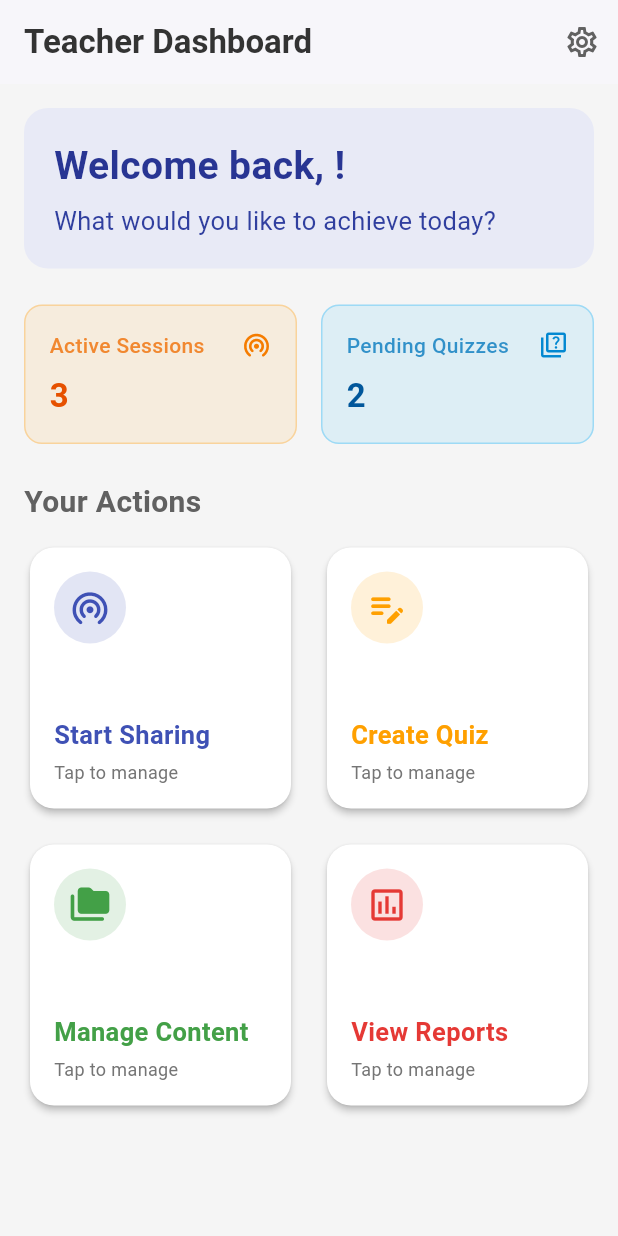
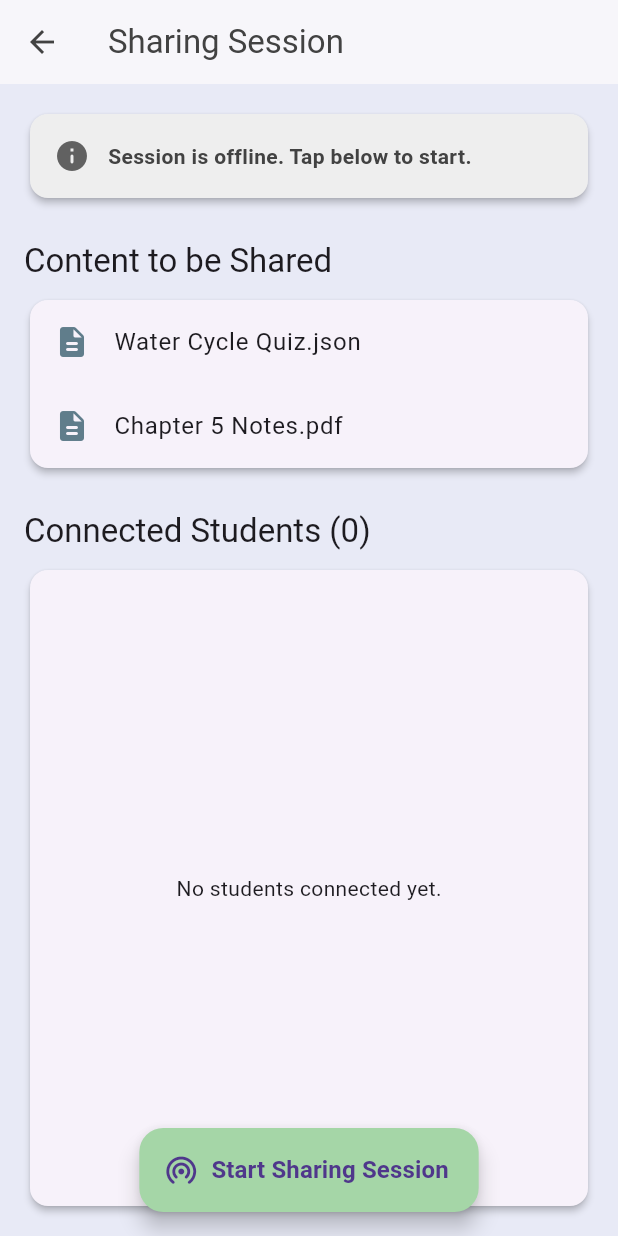
Before and after one commit to harikn2003/peer_to_peer_learning_network, a Flutter app: the TeacherHomePage screen opened directly, after a tap on "Start Sharing", on a phone screen of 412 x 824 dp. Run offline on Flutter 3.47's test engine with Material 3 defaults, Android fonts, the light colour scheme and no system bars; our stand-ins replace file_picker, permission_handler, pinput, shared_preferences; missing offline and left inert: nearby_connections; accounts and stored records are empty.

Commit message:
feat: Integrate Nearby Connections and File Picker
Integrates Nearby Connections for P2P file sharing and File Picker for selecting files.

Key changes:
- Added `nearby_connections`, `file_picker`, and `permission_handler` dependencies.
- Implemented `SharingSessionPage` for teachers to start/stop sharing sessions and view connected students.
- Enhanced `ContentManagementPage`:
    - Added a "Notes" tab alongside "Quizzes".
    - Implemented functionality to upload notes (PDF, MP4, TXT) using File Picker.
    - Updated UI to display both quizzes and notes.
- Added necessary Android permissions for Bluetooth, Wi-Fi, and location.
- Updated plugin registration for Windows and macOS.
- Included Gradle problems report.

```diff
--- a/lib/screens/teacher/home_page.dart
+++ b/lib/screens/teacher/home_page.dart
@@ -2,6 +2,7 @@ import 'package:flutter/material.dart';
 import 'package:shared_preferences/shared_preferences.dart';
 import 'package:peer_to_peer_learning_network/screens/teacher/create_quiz_page.dart';
 import 'package:peer_to_peer_learning_network/screens/teacher/content_management_page.dart';
+import 'package:peer_to_peer_learning_network/screens/teacher/sharing_session_page.dart';
 
 class TeacherHomePage extends StatefulWidget {
   const TeacherHomePage({super.key});
@@ -166,7 +167,12 @@ class _TeacherHomePageState extends State<TeacherHomePage> {
           title: 'Start Sharing',
           icon: Icons.wifi_tethering_rounded,
           color: Colors.indigo,
-          onTap: () {},
+            onTap: () {
+              Navigator.push(
+                context,
+                MaterialPageRoute(builder: (context) => const SharingSessionPage()),
+              );
+            },
         ),
         _buildActionCard(
           title: 'Create Quiz',
--- /dev/null
+++ b/lib/screens/teacher/sharing_session_page.dart
@@ -0,0 +1,236 @@
+import 'package:flutter/material.dart';
+import 'package:nearby_connections/nearby_connections.dart';
+import 'package:permission_handler/permission_handler.dart';
+import 'package:shared_preferences/shared_preferences.dart';
+
+class SharingSessionPage extends StatefulWidget {
+  const SharingSessionPage({super.key});
+
+  @override
+  State<SharingSessionPage> createState() => _SharingSessionPageState();
+}
+
+class _SharingSessionPageState extends State<SharingSessionPage> {
+  bool _isSharing = false;
+  String _teacherName = 'Teacher';
+  final String _serviceId = 'com.project.p2pln'; // Must be the same for student app
+
+  // Placeholder data for selected content
+  final List<String> _selectedContent = [
+    "Water Cycle Quiz.json",
+    "Chapter 5 Notes.pdf",
+  ];
+
+  // Real data for connected students: Map<endpointId, userName>
+  final Map<String, String> _connectedStudents = {};
+
+  @override
+  void initState() {
+    super.initState();
+    _loadTeacherName();
+  }
+
+  Future<void> _loadTeacherName() async {
+    final prefs = await SharedPreferences.getInstance();
+    setState(() {
+      _teacherName = prefs.getString('teacher_userName') ?? 'Teacher';
+    });
+  }
+
+  Future<bool> _requestPermissions() async {
+    if (!await Permission.location.request().isGranted ||
+        !await Permission.bluetooth.request().isGranted ||
+        !await Permission.bluetoothAdvertise.request().isGranted ||
+        !await Permission.bluetoothConnect.request().isGranted ||
+        !await Permission.nearbyWifiDevices.request().isGranted) {
+      if(mounted) {
+        ScaffoldMessenger.of(context).showSnackBar(const SnackBar(
+            content: Text('Permissions must be granted to share content.')));
+      }
+      return false;
+    }
+    return true;
+  }
+
+  Future<void> _toggleSharing() async {
+    if (_isSharing) {
+      // Logic to STOP sharing
+      await Nearby().stopAdvertising();
+      await Nearby().stopAllEndpoints();
+      setState(() {
+        _connectedStudents.clear();
+        _isSharing = false;
+      });
+      if (mounted) {
+        ScaffoldMessenger.of(context).showSnackBar(const SnackBar(content: Text('Stopped sharing session.')));
+      }
+    } else {
+      // Logic to START sharing
+      if (await _requestPermissions()) {
+        try {
+          bool started = await Nearby().startAdvertising(
+            _teacherName,
+            Strategy.P2P_STAR,
+            onConnectionInitiated: _onConnectionInitiated,
+            onConnectionResult: (id, status) {
+              if (status == Status.CONNECTED) {
+                if (mounted) {
+                  ScaffoldMessenger.of(context).showSnackBar(SnackBar(
+                      content: Text('Connected to: ${_connectedStudents[id]}')));
+                }
+              }
+            },
+            onDisconnected: (id) {
+              if (mounted) {
+                ScaffoldMessenger.of(context).showSnackBar(SnackBar(
+                    content: Text('Disconnected from: ${_connectedStudents[id]}')));
+              }
+              setState(() {
+                _connectedStudents.remove(id);
+              });
+            },
+            serviceId: _serviceId,
+          );
+
+          if (started) {
+            setState(() {
+              _isSharing = true;
+            });
+            if (mounted) {
+              ScaffoldMessenger.of(context).showSnackBar(const SnackBar(content: Text('Started sharing session!')));
+            }
+          }
+        } catch (e) {
+          if (mounted) {
+            ScaffoldMessenger.of(context).showSnackBar(SnackBar(content: Text('Error starting session: $e')));
+          }
+        }
+      }
+    }
+  }
+
+  void _onConnectionInitiated(String id, ConnectionInfo info) {
+    // Automatically accept all incoming connections
+    setState(() {
+      // THIS IS THE FIX: Use info.endpointName
+      _connectedStudents[id] = info.endpointName;
+    });
+    Nearby().acceptConnection(id, onPayLoadRecieved: (endpointId, payload) {
+      // Teacher can receive data back here if needed
+    });
+  }
+
+  @override
+  Widget build(BuildContext context) {
+    return Scaffold(
+      backgroundColor: Colors.indigo.shade50,
+      appBar: AppBar(
+        title: const Text('Sharing Session'),
+        backgroundColor: Colors.white,
+        foregroundColor: Colors.grey.shade800,
+        elevation: 1,
+      ),
+      body: Padding(
+        padding: const EdgeInsets.all(16.0),
+        child: Column(
+          crossAxisAlignment: CrossAxisAlignment.start,
+          children: [
+            _buildStatusCard(),
+            const SizedBox(height: 24),
+            Text('Content to be Shared', style: Theme.of(context).textTheme.titleLarge),
+            const SizedBox(height: 8),
+            _buildSelectedContentList(),
+            const SizedBox(height: 24),
+            Text('Connected Students (${_connectedStudents.length})', style: Theme.of(context).textTheme.titleLarge),
+            const SizedBox(height: 8),
+            _buildConnectedStudentsList(),
+          ],
+        ),
+      ),
+      floatingActionButtonLocation: FloatingActionButtonLocation.centerFloat,
+      floatingActionButton: FloatingActionButton.extended(
+        onPressed: _toggleSharing,
+        backgroundColor: _isSharing ? Colors.red.shade700 : Colors.green.shade200,
+        icon: Icon(_isSharing ? Icons.stop_rounded : Icons.wifi_tethering_rounded),
+        label: Text(
+          _isSharing ? 'Stop Sharing' : 'Start Sharing Session',
+          style: const TextStyle(fontSize: 16, fontWeight: FontWeight.bold),
+        ),
+      ),
+    );
+  }
+
+  Widget _buildStatusCard() {
+    return Card(
+      elevation: 2,
+      shape: RoundedRectangleBorder(borderRadius: BorderRadius.circular(12)),
+      color: _isSharing ? Colors.green.shade100 : Colors.grey.shade200,
+      child: Padding(
+        padding: const EdgeInsets.all(16.0),
+        child: Row(
+          children: [
+            Icon(
+              _isSharing ? Icons.check_circle_rounded : Icons.info_rounded,
+              color: _isSharing ? Colors.green.shade800 : Colors.grey.shade700,
+            ),
+            const SizedBox(width: 12),
+            Expanded(
+              child: Text(
+                _isSharing ? 'Session is active. Students can now connect.' : 'Session is offline. Tap below to start.',
+                style: TextStyle(
+                  fontWeight: FontWeight.bold,
+                  color: _isSharing ? Colors.green.shade900 : Colors.grey.shade800,
+                ),
+              ),
+            ),
+          ],
+        ),
+      ),
+    );
+  }
+
+  Widget _buildSelectedContentList() {
+    return Card(
+      elevation: 2,
+      shape: RoundedRectangleBorder(borderRadius: BorderRadius.circular(12)),
+      child: ListView.builder(
+        shrinkWrap: true,
+        physics: const NeverScrollableScrollPhysics(),
+        itemCount: _selectedContent.length,
+        itemBuilder: (context, index) {
+          final contentName = _selectedContent[index];
+          return ListTile(
+            leading: const Icon(Icons.description_rounded, color: Colors.blueGrey),
+            title: Text(contentName),
+          );
+        },
+      ),
+    );
+  }
+
+  Widget _buildConnectedStudentsList() {
+    final studentEntries = _connectedStudents.entries.toList();
+    return Expanded(
+      child: Card(
+        elevation: 2,
+        shape: RoundedRectangleBorder(borderRadius: BorderRadius.circular(12)),
+        child: studentEntries.isEmpty
+            ? const Center(child: Text('No students connected yet.'))
+            : ListView.builder(
+          itemCount: studentEntries.length,
+          itemBuilder: (context, index) {
+            final studentName = studentEntries[index].value;
+            return ListTile(
+              leading: CircleAvatar(
+                backgroundColor: Colors.indigo.shade100,
+                child: Text(studentName.isNotEmpty ? studentName[0] : 'S', style: const TextStyle(fontWeight: FontWeight.bold)),
+              ),
+              title: Text(studentName),
+              subtitle: const Text('Connected'),
+            );
+          },
+        ),
+      ),
+    );
+  }
+}
--- a/pubspec.yaml
+++ b/pubspec.yaml
@@ -33,6 +33,9 @@ dependencies:
   pinput: ^5.0.1 # For the PIN input field
   shared_preferences: ^2.2.3
   path_provider: ^2.1.3 #For the file storge path setting
+  file_picker: ^8.0.5
+  nearby_connections: ^4.0.1
+  permission_handler: ^11.3.1
   # The following adds the Cupertino Icons font to your application.
   # Use with the CupertinoIcons class for iOS style icons.
   cupertino_icons: ^1.0.8
```
Also changed, not shown: lib/screens/teacher/content_management_page.dart (+202 -57 lines), pubspec.lock, 5 other files.
